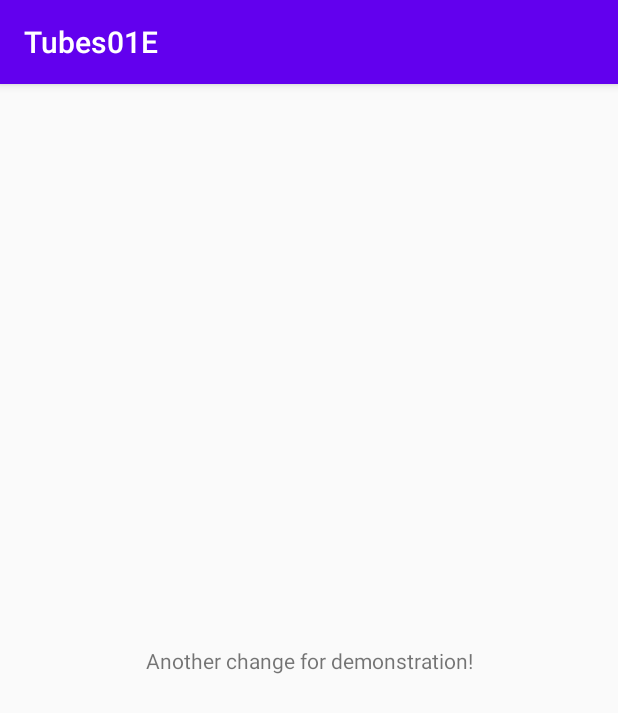
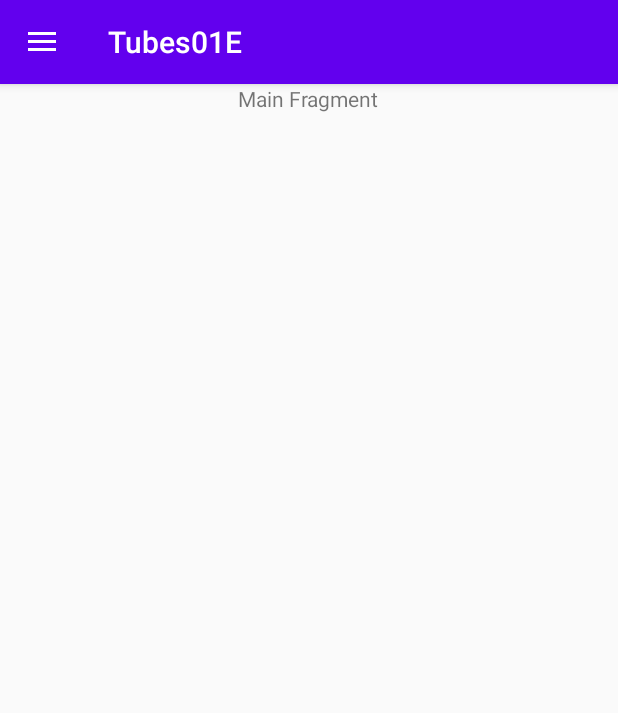
Before and after one commit to patChrisricktian/Tubes01E, an Android app: the screen it shows after launch (MainActivity), on a phone screen of 412 x 824 dp. Shown: the top 713 px of the screen. Run offline under Robolectric (Android 15) with nearby library versions, the phone set to English and light mode, and no system bars.

Commit message:
Adding Fragment Classes, Fragment Resources, implement Fragment Listener in MainActivity

```diff
--- a/app/build.gradle
+++ b/app/build.gradle
@@ -29,6 +29,7 @@ dependencies {
     implementation fileTree(dir: "libs", include: ["*.jar"])
     implementation 'androidx.appcompat:appcompat:1.2.0'
     implementation 'androidx.constraintlayout:constraintlayout:2.0.2'
+    implementation 'androidx.drawerlayout:drawerlayout:1.1.1'
     testImplementation 'junit:junit:4.12'
     androidTestImplementation 'androidx.test.ext:junit:1.1.2'
     androidTestImplementation 'androidx.test.espresso:espresso-core:3.3.0'
--- /dev/null
+++ b/app/src/main/java/com/example/tubes01e/FragmentListener.java
@@ -0,0 +1,6 @@
+package com.example.tubes01e;
+
+public interface FragmentListener {
+    void changePage(int page);
+    void closeApplication();
+}
--- a/app/src/main/java/com/example/tubes01e/MainActivity.java
+++ b/app/src/main/java/com/example/tubes01e/MainActivity.java
@@ -1,14 +1,137 @@
 package com.example.tubes01e;
 
+import androidx.appcompat.app.ActionBarDrawerToggle;
 import androidx.appcompat.app.AppCompatActivity;
+import androidx.appcompat.widget.Toolbar;
+import androidx.drawerlayout.widget.DrawerLayout;
+import androidx.fragment.app.FragmentManager;
+import androidx.fragment.app.FragmentTransaction;
 
 import android.os.Bundle;
 
-public class MainActivity extends AppCompatActivity {
+import com.example.tubes01e.databinding.ActivityMainBinding;
+
+
+public class MainActivity extends AppCompatActivity implements FragmentListener {
+    private DrawerLayout mainDrawer;
+    private MainFragment mainFragment;
+    private RandomSearchFragment randomSearchFragment;
+    private MenuListFragment menuListFragment;
+    private SettingFragment settingFragment;
+    private Toolbar toolbar;
+    private FragmentManager fragmentManager;
 
     @Override
     protected void onCreate(Bundle savedInstanceState) {
         super.onCreate(savedInstanceState);
-        setContentView(R.layout.activity_main);
+
+        ActivityMainBinding binding = ActivityMainBinding.inflate(getLayoutInflater());
+
+        this.mainFragment = new MainFragment();
+        this.randomSearchFragment = new RandomSearchFragment();
+        this.menuListFragment = new MenuListFragment();
+        this.settingFragment = new SettingFragment();
+
+
+        this.mainDrawer = binding.drawerLayout;
+
+        this.toolbar = binding.toolbar;
+        this.setSupportActionBar(toolbar);
+
+        this.fragmentManager = this.getSupportFragmentManager();
+
+        ActionBarDrawerToggle abdt  = new ActionBarDrawerToggle(this, mainDrawer, toolbar, R.string.open_drawer, R.string.close_drawer);
+        this.mainDrawer.addDrawerListener(abdt);
+        abdt.syncState();
+        setContentView(binding.getRoot());
+
+        this.changePage(1);
+    }
+
+    @Override
+    public void changePage(int page) {
+        FragmentTransaction ft = this.fragmentManager.beginTransaction();
+        ft.setCustomAnimations(R.anim.fade_in, R.anim.slide_out);
+        if( page == 1){
+            if(this.mainFragment.isAdded()){
+                ft.show(this.mainFragment);
+            }else{
+                ft.add(R.id.fragment_container, this.mainFragment);
+            }
+
+            if(this.randomSearchFragment.isAdded()){
+                ft.hide(this.randomSearchFragment);
+            }
+
+            if(this.menuListFragment.isAdded()){
+                ft.hide(this.menuListFragment);
+            }
+
+            if(this.settingFragment.isAdded()){
+                ft.hide(this.settingFragment);
+            }
+
+        }else if( page == 2){
+            if(this.randomSearchFragment.isAdded()){
+                ft.show(this.randomSearchFragment);
+            }else{
+                ft.add(R.id.fragment_container, this.randomSearchFragment);
+            }
+
+            if(this.mainFragment.isAdded()){
+                ft.hide(this.mainFragment);
+            }
+
+            if(this.menuListFragment.isAdded()){
+                ft.hide(this.menuListFragment);
+            }
+
+            if(this.settingFragment.isAdded()){
+                ft.hide(this.settingFragment);
+            }
+        }else if( page == 3){
+            if(this.menuListFragment.isAdded()){
+                ft.show(this.menuListFragment);
+            }else{
+                ft.add(R.id.fragment_container, this.menuListFragment);
+            }
+
+            if(this.mainFragment.isAdded()){
+                ft.hide(this.mainFragment);
+            }
+
+            if(this.randomSearchFragment.isAdded()){
+                ft.hide(this.randomSearchFragment);
+            }
+
+            if(this.settingFragment.isAdded()){
+                ft.hide(this.settingFragment);
+            }
+        }else if( page == 4){
+            if(this.settingFragment.isAdded()){
+                ft.show(this.settingFragment);
+            }else{
+                ft.add(R.id.fragment_container, this.settingFragment);
+            }
+
+            if(this.mainFragment.isAdded()){
+                ft.hide(this.mainFragment);
+            }
+
+            if(this.menuListFragment.isAdded()){
+                ft.hide(this.menuListFragment);
+            }
+
+            if(this.randomSearchFragment.isAdded()){
+                ft.hide(this.randomSearchFragment);
+            }
+        }
+        ft.commit();
+    }
+
+    @Override
+    public void closeApplication() {
+        this.moveTaskToBack(true);
+        this.finish();
     }
 }
--- /dev/null
+++ b/app/src/main/java/com/example/tubes01e/MainFragment.java
@@ -0,0 +1,37 @@
+package com.example.tubes01e;
+
+import android.content.Context;
+import android.os.Bundle;
+import android.view.LayoutInflater;
+import android.view.View;
+import android.view.ViewGroup;
+import android.widget.Button;
+import android.widget.EditText;
+import android.widget.TextView;
+
+import androidx.fragment.app.Fragment;
+
+import com.example.tubes01e.databinding.FragmentMainBinding;
+
+public class MainFragment extends Fragment {
+    private TextView tvText;
+    private FragmentListener listener;
+
+    public View onCreateView(LayoutInflater inflater, ViewGroup container, Bundle savedInstanceState) {
+        FragmentMainBinding binding = FragmentMainBinding.inflate(getLayoutInflater());
+        final View view = binding.getRoot();
+        this.tvText = binding.tvMain;
+        return view;
+    }
+
+
+    public void onAttach(Context context){
+        super.onAttach(context);
+        if(context instanceof FragmentListener){
+            this.listener = (FragmentListener) context;
+        }else{
+            throw new ClassCastException(context.toString()+" must implement FragmentListener");
+        }
+    }
+
+}
--- /dev/null
+++ b/app/src/main/java/com/example/tubes01e/NavigationFragment.java
@@ -0,0 +1,68 @@
+package com.example.tubes01e;
+
+import android.content.Context;
+import android.os.Bundle;
+import android.view.LayoutInflater;
+import android.view.View;
+import android.view.ViewGroup;
+import android.widget.Button;
+
+import androidx.fragment.app.Fragment;
+
+import com.example.tubes01e.databinding.FragmentNavigationBinding;
+
+public class NavigationFragment extends Fragment implements View.OnClickListener{
+    private Button btnHome;
+    private Button btnRandomSearch;
+    private Button btnMenuList;
+    private Button btnSetting;
+    private Button btnExit;
+    private FragmentListener listener;
+    @Override
+    public View onCreateView(LayoutInflater inflater, ViewGroup container,
+                             Bundle savedInstanceState) {
+        FragmentNavigationBinding binding = FragmentNavigationBinding.inflate(getLayoutInflater());
+        View view = binding.getRoot();
+
+        this.btnHome = binding.btnHome;
+        btnHome.setOnClickListener(this);
+
+        this.btnRandomSearch = binding.btnRandomSearch;
+        btnRandomSearch.setOnClickListener(this);
+
+        this.btnMenuList = binding.btnMenus;
+        btnMenuList.setOnClickListener(this);
+
+        this.btnSetting = binding.btnSetting;
+        btnSetting.setOnClickListener(this);
+
+        this.btnExit = binding.btnExit;
+        btnExit.setOnClickListener(this);
+        return view;
+    }
+
+
+    public void onAttach(Context context){
+        super.onAttach(context);
+        if(context instanceof FragmentListener){
+            this.listener = (FragmentListener) context;
+        }else{
+            throw new ClassCastException(context.toString()+" must implement FragmentListener");
+        }
+    }
+
+    @Override
+    public void onClick(View v) {
+        if( v == this.btnHome){
+            this.listener.changePage(1);
+        }else if (v == this.btnRandomSearch){
+            this.listener.changePage(2);
+        }else if (v == this.btnMenuList){
+            this.listener.changePage(3);
+        }else if (v == this.btnSetting){
+            this.listener.changePage(4);
+        }else if(v == this.btnExit){
+            this.listener.closeApplication();
+        }
+    }
+}
--- a/app/src/main/res/layout/activity_main.xml
+++ b/app/src/main/res/layout/activity_main.xml
@@ -1,18 +1,46 @@
 <?xml version="1.0" encoding="utf-8"?>
-<androidx.constraintlayout.widget.ConstraintLayout xmlns:android="http://schemas.android.com/apk/res/android"
+<androidx.drawerlayout.widget.DrawerLayout
+    xmlns:android="http://schemas.android.com/apk/res/android"
     xmlns:app="http://schemas.android.com/apk/res-auto"
-    xmlns:tools="http://schemas.android.com/tools"
     android:layout_width="match_parent"
     android:layout_height="match_parent"
-    tools:context=".MainActivity">
+    android:id="@+id/drawer_layout"
+    android:fitsSystemWindows="true">
 
-    <TextView
-        android:layout_width="wrap_content"
-        android:layout_height="wrap_content"
-        android:text="@string/ma_text"
-        app:layout_constraintBottom_toBottomOf="parent"
-        app:layout_constraintLeft_toLeftOf="parent"
-        app:layout_constraintRight_toRightOf="parent"
-        app:layout_constraintTop_toTopOf="parent" />
+    <LinearLayout
+        android:layout_width="match_parent"
+        android:layout_height="match_parent"
+        android:orientation="vertical">
 
-</androidx.constraintlayout.widget.ConstraintLayout>
+        <!--Toolbar-->
+        <androidx.appcompat.widget.Toolbar
+            android:id="@+id/toolbar"
+            android:layout_width="match_parent"
+            android:layout_height="?attr/actionBarSize"
+            android:background="?attr/colorPrimary"
+            android:elevation="4dp"
+            android:theme="@style/ThemeOverlay.AppCompat.Dark.ActionBar"
+            app:popupTheme="@style/ThemeOverlay.AppCompat.Light"/>
+
+        <FrameLayout
+            android:layout_width="match_parent"
+            android:layout_height="wrap_content"
+            android:id="@+id/fragment_container"/>
+    </LinearLayout>
+
+    <!-- Left Drawer -->
+    <RelativeLayout
+        android:id="@+id/left_drawer"
+        android:layout_width="240dp"
+        android:layout_height="match_parent"
+        android:layout_gravity="start" >
+        <fragment
+            android:id="@+id/left_drawer_fragment"
+            android:layout_width="match_parent"
+            android:layout_height="match_parent"
+            android:name="com.example.tubes01e.NavigationFragment"/>
+
+    </RelativeLayout>
+
+
+</androidx.drawerlayout.widget.DrawerLayout>
--- /dev/null
+++ b/app/src/main/res/layout/fragment_main.xml
@@ -0,0 +1,17 @@
+<?xml version="1.0" encoding="utf-8"?>
+<LinearLayout
+    xmlns:android="http://schemas.android.com/apk/res/android"
+    android:layout_width="match_parent"
+    android:layout_height="match_parent"
+    android:orientation="vertical"
+    android:gravity="center">
+
+    <TextView
+        android:id="@+id/tv_main"
+        android:layout_width="wrap_content"
+        android:layout_height="wrap_content"
+        android:text="@string/fragment_main_text"
+        />
+
+
+</LinearLayout>
--- a/app/src/main/res/values/colors.xml
+++ b/app/src/main/res/values/colors.xml
@@ -3,4 +3,6 @@
     <color name="colorPrimary">#6200EE</color>
     <color name="colorPrimaryDark">#3700B3</color>
     <color name="colorAccent">#03DAC5</color>
+    <color name="colorWhite">#FFFFFF</color>
+    <color name="colorLightGrey">#bfb6af</color>
 </resources>
--- a/app/src/main/res/values/strings.xml
+++ b/app/src/main/res/values/strings.xml
@@ -1,4 +1,29 @@
 <resources>
     <string name="app_name">Tubes01E</string>
     <string name="ma_text">"Another change for demonstration!"</string>
+    <string name="fragment_main_text">"Main Fragment"</string>
+
+    <!--Drawer's Strings-->
+    <string name="open_drawer">Open</string>
+    <string name="close_drawer">Close</string>
+
+    <!--Navigation Fragment's Strings-->
+    <string name="btn_home_text">Home</string>
+    <string name="btn_random_search_text">Cari</string>
+    <string name="btn_menu_text">Menu</string>
+    <string name="btn_setting_text">Settings</string>
+    <string name="btn_exit_text">Exit</string>
+
+
+    <!--Random Search Fragment's Strings-->
+    <string name="fragment_random_search_text">Fragment Random Search</string>
+
+
+    <!--Menu List Fragment's Strings-->
+    <string name="fragment_menu_list_text">Fragment Menu List</string>
+
+    <!--Menu List Fragment's Strings-->
+    <string name="fragment_setting_text">Fragment Setting</string>
+
+
 </resources>
--- a/app/src/main/res/values/styles.xml
+++ b/app/src/main/res/values/styles.xml
@@ -5,6 +5,8 @@
         <item name="colorPrimary">@color/colorPrimary</item>
         <item name="colorPrimaryDark">@color/colorPrimaryDark</item>
         <item name="colorAccent">@color/colorAccent</item>
+        <item name="windowActionBar">false</item>
+        <item name="windowNoTitle">true</item>
     </style>
 
 </resources>
```
Also changed, not shown: app/src/main/java/com/example/tubes01e/MenuListFragment.java (added, +35 -0 lines), app/src/main/java/com/example/tubes01e/RandomSearchFragment.java (added, +34 -0 lines), app/src/main/java/com/example/tubes01e/SettingFragment.java (added, +34 -0 lines), app/src/main/res/anim/fade_in.xml (added, +9 -0 lines), app/src/main/res/anim/slide_out.xml (added, +9 -0 lines), app/src/main/res/layout/fragment_menu_list.xml (added, +17 -0 lines), app/src/main/res/layout/fragment_navigation.xml (added, +50 -0 lines), app/src/main/res/layout/fragment_random_search.xml (added, +17 -0 lines), app/src/main/res/layout/fragment_setting.xml (added, +17 -0 lines).
